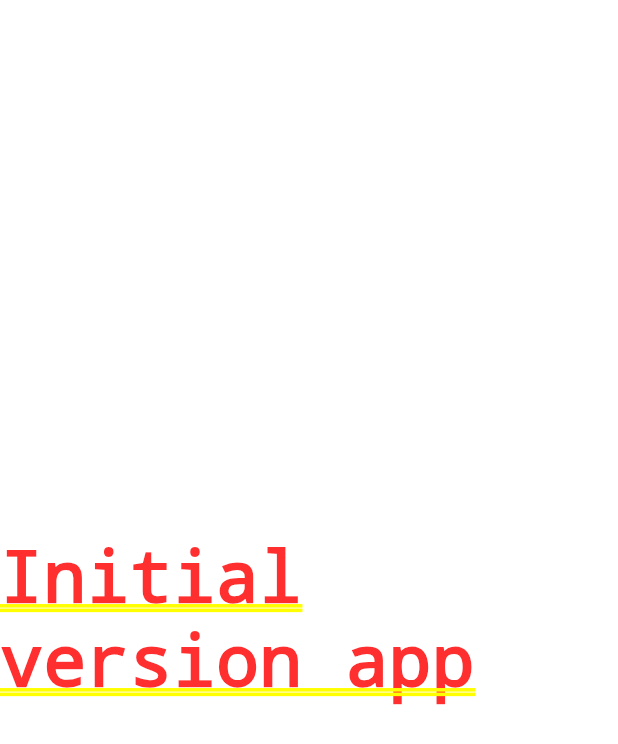
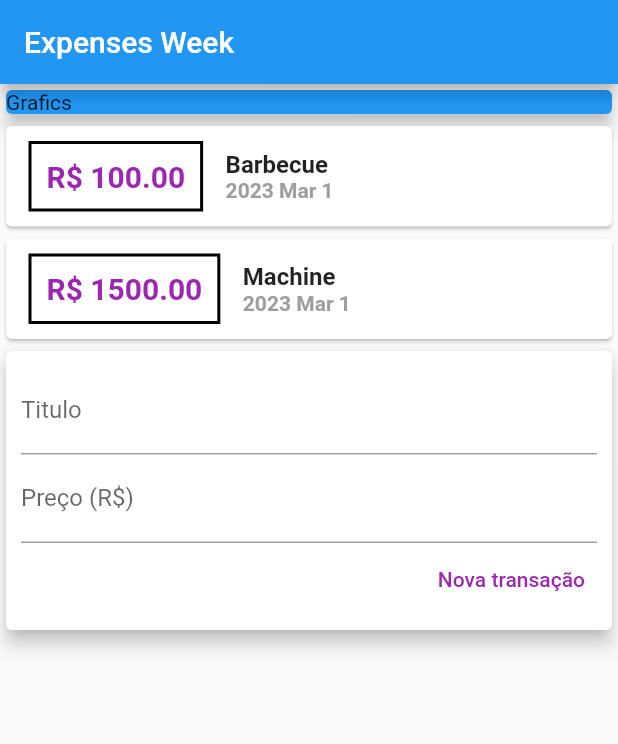
Before and after one commit to Mateusr337/Expenses-week, a Flutter app: the screen it shows after launch, on a phone screen of 412 x 824 dp. Shown: the top 744 px of the screen. Run offline on Flutter 3.47's test engine with Material 2 defaults, Android fonts, the light colour scheme and no system bars.

Commit message:
feat: up

```diff
--- /dev/null
+++ b/lib/component/transactionForm.dart
@@ -0,0 +1,55 @@
+import 'package:flutter/material.dart';
+
+class TransactionForm extends StatelessWidget {
+  TransactionForm(this.onSubmit, {super.key});
+
+  final titleController = TextEditingController();
+  final priceController = TextEditingController();
+  final void Function(String, double) onSubmit;
+
+  @override
+  Widget build(BuildContext context) {
+    return Container(
+      child: Card(
+        elevation: 5,
+        child: Padding(
+          padding: const EdgeInsets.all(10),
+          child: Column(
+            children: <Widget>[
+              TextField(
+                controller: titleController,
+                decoration: const InputDecoration(
+                  labelText: 'Titulo',
+                ),
+              ),
+              TextField(
+                controller: priceController,
+                decoration: const InputDecoration(
+                  labelText: 'Preço (R\$) ',
+                ),
+              ),
+              Row(
+                mainAxisAlignment: MainAxisAlignment.end,
+                children: [
+                  TextButton(
+                    onPressed: () {
+                      final title = titleController.text;
+                      final value = double.tryParse(priceController.text) ?? 0;
+                      onSubmit(title, value);
+                    },
+                    child: const Text(
+                      'Nova transação',
+                      style: TextStyle(
+                        color: Colors.purple,
+                      ),
+                    ),
+                  ),
+                ],
+              )
+            ],
+          ),
+        ),
+      ),
+    );
+  }
+}
--- /dev/null
+++ b/lib/component/transactionList.dart
@@ -0,0 +1,64 @@
+import 'package:expenses_week/model/transaction.dart';
+import 'package:flutter/material.dart';
+import 'package:intl/intl.dart';
+
+class TransactionList extends StatelessWidget {
+  const TransactionList(this.transactions, {super.key});
+
+  final List<Transaction> transactions;
+
+  @override
+  Widget build(BuildContext context) {
+    return Container(
+      child: Column(
+        children: transactions.map((transaction) {
+          return Card(
+            child: Row(
+              children: [
+                Container(
+                  margin: const EdgeInsets.symmetric(
+                    horizontal: 15,
+                    vertical: 10,
+                  ),
+                  decoration: BoxDecoration(
+                      border: Border.all(
+                    color: Colors.black,
+                    width: 2,
+                  )),
+                  padding: const EdgeInsets.all(10),
+                  child: Text(
+                    'R\$ ${(transaction.value / 100).toStringAsFixed(2)}',
+                    style: const TextStyle(
+                      fontWeight: FontWeight.bold,
+                      fontSize: 20,
+                      color: Colors.purple,
+                    ),
+                  ),
+                ),
+                Column(
+                  crossAxisAlignment: CrossAxisAlignment.start,
+                  children: [
+                    Text(
+                      transaction.title,
+                      style: const TextStyle(
+                        fontSize: 16,
+                        fontWeight: FontWeight.bold,
+                      ),
+                    ),
+                    Text(
+                      DateFormat('y MMM d').format(transaction.date),
+                      style: const TextStyle(
+                        color: Colors.grey,
+                        fontWeight: FontWeight.bold,
+                      ),
+                    ),
+                  ],
+                )
+              ],
+            ),
+          );
+        }).toList(),
+      ),
+    );
+  }
+}
--- /dev/null
+++ b/lib/component/transaction_user.dart
@@ -0,0 +1,53 @@
+import 'dart:math';
+
+import 'package:expenses_week/component/transactionForm.dart';
+import 'package:expenses_week/component/transactionList.dart';
+import 'package:expenses_week/model/transaction.dart';
+import 'package:flutter/material.dart';
+
+class TransactionUser extends StatefulWidget {
+  const TransactionUser({super.key});
+
+  @override
+  State<TransactionUser> createState() => _TransactionUserState();
+}
+
+class _TransactionUserState extends State<TransactionUser> {
+  final _transactions = [
+    Transaction(
+      id: ' id',
+      title: 'Barbecue',
+      value: 10000,
+      date: DateTime.now(),
+    ),
+    Transaction(
+      id: ' id',
+      title: 'Machine',
+      value: 150000,
+      date: DateTime.now(),
+    ),
+  ];
+
+  _addTransaction(String title, double value) {
+    final newTransaction = Transaction(
+      id: Random().nextDouble().toString(),
+      title: title,
+      value: value.toInt(),
+      date: DateTime.now(),
+    );
+
+    setState(() {
+      _transactions.add(newTransaction);
+    });
+  }
+
+  @override
+  Widget build(BuildContext context) {
+    return Column(
+      children: <Widget>[
+        TransactionList(_transactions),
+        TransactionForm(_addTransaction),
+      ],
+    );
+  }
+}
--- a/lib/main.dart
+++ b/lib/main.dart
@@ -1,3 +1,7 @@
+import 'package:expenses_week/component/transactionForm.dart';
+import 'package:expenses_week/component/transactionList.dart';
+import 'package:expenses_week/component/transaction_user.dart';
+import 'package:expenses_week/model/transaction.dart';
 import 'package:flutter/material.dart';
 
 main() => runApp(ExpensesApp());
@@ -7,19 +11,32 @@ class ExpensesApp extends StatelessWidget {
 
   @override
   Widget build(BuildContext context) {
-    return const MaterialApp(
+    return MaterialApp(
       home: HomePage(),
     );
   }
 }
 
 class HomePage extends StatelessWidget {
-  const HomePage({super.key});
+  HomePage({super.key});
 
   @override
   Widget build(BuildContext context) {
-    return const Center(
-      child: Text('Initial version app'),
+    return Scaffold(
+      appBar: AppBar(
+        title: const Text('Expenses Week'),
+      ),
+      body: Column(
+        crossAxisAlignment: CrossAxisAlignment.stretch,
+        children: const <Widget>[
+          Card(
+            color: Colors.blue,
+            elevation: 5,
+            child: Text("Grafics"),
+          ),
+          TransactionUser()
+        ],
+      ),
     );
   }
 }
--- /dev/null
+++ b/lib/model/transaction.dart
@@ -0,0 +1,13 @@
+class Transaction {
+  final String id;
+  final String title;
+  final int value;
+  final DateTime date;
+
+  Transaction({
+    required this.id,
+    required this.title,
+    required this.value,
+    required this.date,
+  });
+}
--- a/pubspec.yaml
+++ b/pubspec.yaml
@@ -2,7 +2,7 @@ name: expenses_week
 description: A new Flutter project.
 # The following line prevents the package from being accidentally published to
 # pub.dev using `flutter pub publish`. This is preferred for private packages.
-publish_to: 'none' # Remove this line if you wish to publish to pub.dev
+publish_to: "none" # Remove this line if you wish to publish to pub.dev
 
 # The following defines the version and build number for your application.
 # A version number is three numbers separated by dots, like 1.2.43
@@ -19,7 +19,7 @@ publish_to: 'none' # Remove this line if you wish to publish to pub.dev
 version: 1.0.0+1
 
 environment:
-  sdk: '>=2.19.0 <3.0.0'
+  sdk: ">=2.19.0 <3.0.0"
 
 # Dependencies specify other packages that your package needs in order to work.
 # To automatically upgrade your package dependencies to the latest versions
@@ -31,6 +31,7 @@ dependencies:
   flutter:
     sdk: flutter
 
+  intl: ^0.17.0
 
   # The following adds the Cupertino Icons font to your application.
   # Use with the CupertinoIcons class for iOS style icons.
@@ -52,7 +53,6 @@ dev_dependencies:
 
 # The following section is specific to Flutter packages.
 flutter:
-
   # The following line ensures that the Material Icons font is
   # included with your application, so that you can use the icons in
   # the material Icons class.
```
Also changed, not shown: pubspec.lock, 1 other file.
